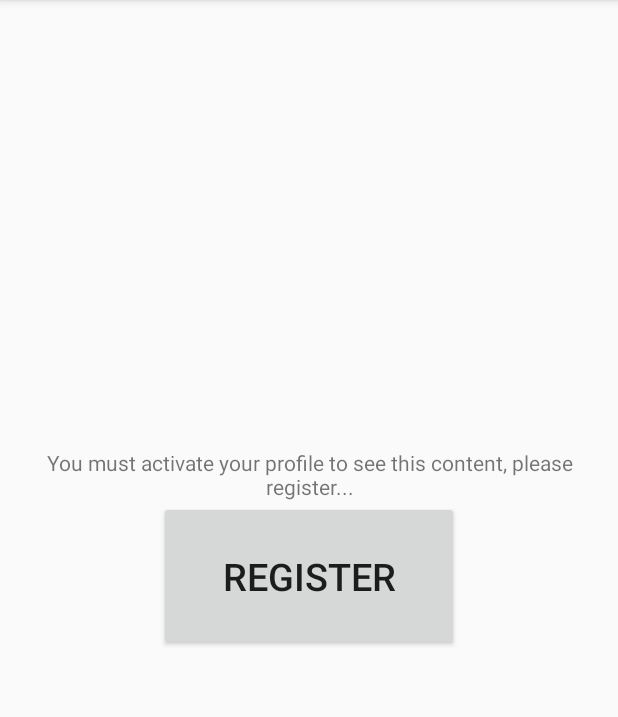
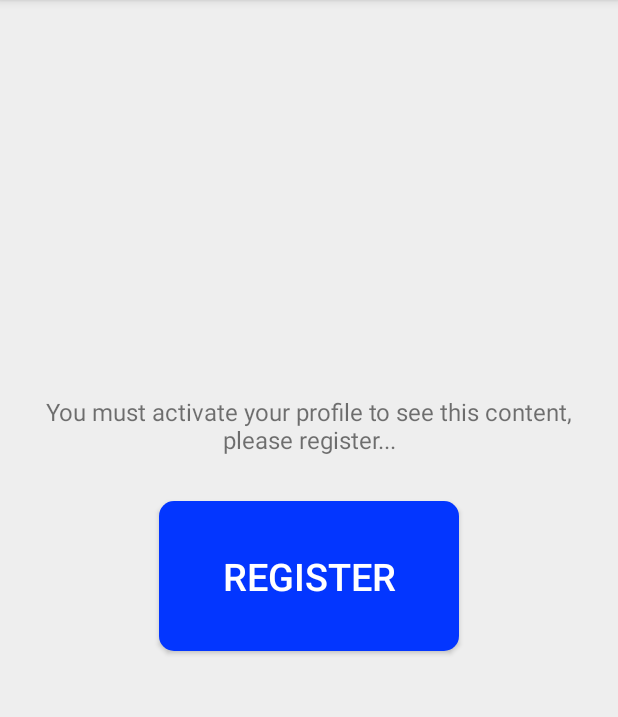
Before and after one commit to DinuIoan/moneymaker, an Android app: the screen it shows after launch (MainActivity), in the side drawer, after a tap on "Earn Money Now", on a phone screen of 412 x 824 dp, the part 84-801 px from its top. Run offline under Robolectric (Android 15) with nearby library versions, the phone set to English and light mode, and no system bars.

Commit message:
added styles

```diff
--- a/app/src/main/java/com/bestapps/moneymaker/db/DatabaseData.java
+++ b/app/src/main/java/com/bestapps/moneymaker/db/DatabaseData.java
@@ -13,6 +13,7 @@ public class DatabaseData {
     private static List<Earning> earnings;
     private static Profile profile;
     private static List<String> labels;
+    private static List<String> inspirationalQuotes = new ArrayList<>();
 
     public static void initializeData(DatabaseHandler databaseHandler) {
         earnings = databaseHandler.findAllEarnings();
@@ -40,6 +41,18 @@ public class DatabaseData {
         return labels;
     }
 
+    public static void setLabels(List<String> labels) {
+        DatabaseData.labels = labels;
+    }
+
+    public static List<String> getInspirationalQuotes() {
+        return inspirationalQuotes;
+    }
+
+    public static void setInspirationalQuotes(List<String> inspirationalQuotes) {
+        DatabaseData.inspirationalQuotes = inspirationalQuotes;
+    }
+
     private static void populateArrayList() {
         labels = new ArrayList<>();
         labels.add(Label.PHOTOGRAPHY);
--- a/app/src/main/java/com/bestapps/moneymaker/earnmoney/EarnMoneyFragment.java
+++ b/app/src/main/java/com/bestapps/moneymaker/earnmoney/EarnMoneyFragment.java
@@ -21,10 +21,12 @@ import com.bestapps.moneymaker.model.Profile;
 import com.bestapps.moneymaker.register.RegisterFragment;
 
 import java.util.ArrayList;
+import java.util.Collections;
+import java.util.List;
 
 public class EarnMoneyFragment extends Fragment {
     private static final String message = "Come back here in a couple of hours to get access.\n" +
-            " Usually activation takes up to 24h";
+            " Usually activation takes up to 24h \n\n\n\n\n";
     private Button registerButton;
     private TextView textView;
     private ExpandableListView listView;
@@ -69,7 +71,10 @@ public class EarnMoneyFragment extends Fragment {
             });
         } else {
             if (profile.getStatus().equals("ACTIVATING")) {
-                textView.setText(message);
+                List<String> inspirationalQuotes =
+                        DatabaseData.getInspirationalQuotes();
+                Collections.shuffle(inspirationalQuotes);
+                textView.setText(message + inspirationalQuotes.get(0));
                 registerButton.setVisibility(View.INVISIBLE);
             } else {
                 textView.setVisibility(View.INVISIBLE);
@@ -140,5 +145,6 @@ public class EarnMoneyFragment extends Fragment {
                 fragmentManager.beginTransaction();
         fragmentTransaction.replace(R.id.fragment_placeholder, new HomeFragment());
         fragmentTransaction.commit();
+
     }
 }
--- a/app/src/main/java/com/bestapps/moneymaker/home/HomeFragment.java
+++ b/app/src/main/java/com/bestapps/moneymaker/home/HomeFragment.java
@@ -1,6 +1,7 @@
 package com.bestapps.moneymaker.home;
 
 import android.os.Bundle;
+import android.support.design.widget.NavigationView;
 import android.support.v4.app.Fragment;
 import android.support.v4.app.FragmentManager;
 import android.support.v4.app.FragmentTransaction;
@@ -48,6 +49,9 @@ public class HomeFragment extends Fragment {
         // Inflate the layout for this fragment
         View view = inflater.inflate(R.layout.fragment_home, container, false);
         databaseHandler = new DatabaseHandler(getContext());
+        NavigationView navigationView = getActivity().findViewById(R.id.nav_view);
+
+        navigationView.setCheckedItem(R.id.nav_home);
 
         totalEarningsTextView = view.findViewById(R.id.total_earnings);
         mRecyclerView = view.findViewById(R.id.home_recycler_view);
--- a/app/src/main/java/com/bestapps/moneymaker/register/RegisterFragment.java
+++ b/app/src/main/java/com/bestapps/moneymaker/register/RegisterFragment.java
@@ -61,6 +61,7 @@ public class RegisterFragment extends Fragment {
                              Bundle savedInstanceState) {
         // Inflate the layout for this fragment
         View view = inflater.inflate(R.layout.fragment_register, container, false);
+        handleOnBackPressed(view);
         signUpButton = view.findViewById(R.id.btn_signup);
         nameText = view.findViewById(R.id.input_name);
         emailText = view.findViewById(R.id.input_email);
--- a/app/src/main/java/com/bestapps/moneymaker/splash/SplashActivity.java
+++ b/app/src/main/java/com/bestapps/moneymaker/splash/SplashActivity.java
@@ -1,8 +1,10 @@
 package com.bestapps.moneymaker.splash;
 
 import android.content.Intent;
+import android.content.res.Resources;
 import android.os.Bundle;
 import android.os.Handler;
+import android.provider.ContactsContract;
 import android.support.v7.app.AppCompatActivity;
 
 import com.bestapps.moneymaker.MainActivity;
@@ -10,14 +12,23 @@ import com.bestapps.moneymaker.R;
 import com.bestapps.moneymaker.db.DatabaseData;
 import com.bestapps.moneymaker.db.DatabaseHandler;
 
+import java.io.BufferedReader;
+import java.io.FileNotFoundException;
+import java.io.IOException;
+import java.io.InputStream;
+import java.io.InputStreamReader;
+
 public class SplashActivity extends AppCompatActivity {
     private DatabaseHandler databaseHandler;
+    private static Resources resources;
 
     @Override
     public void onCreate(Bundle savedInstanceState){
         super.onCreate(savedInstanceState);
         setContentView(R.layout.activity_splash);
+        resources = getApplicationContext().getResources();
         loadData();
+        initializeInspirationalQuotes();
         Handler handler = new Handler();
         handler.postDelayed(new Runnable() {
             @Override
@@ -43,4 +54,20 @@ public class SplashActivity extends AppCompatActivity {
             }
         }
     }
+
+    private void initializeInspirationalQuotes() {
+        InputStream inputStream = resources.openRawResource(R.raw.inspirational_quotes);
+        try (BufferedReader br = new BufferedReader(new InputStreamReader(inputStream))) {
+            String line;
+            while ((line = br.readLine()) != null) {
+                if (!line.contains("/")) {
+                    DatabaseData.getInspirationalQuotes().add(line);
+                }
+            }
+        } catch (FileNotFoundException e) {
+            e.printStackTrace();
+        } catch (IOException e) {
+            e.printStackTrace();
+        }
+    }
 }
--- /dev/null
+++ b/app/src/main/res/drawable/buttons_style.xml
@@ -0,0 +1,19 @@
+<?xml version="1.0" encoding="utf-8"?>
+<selector xmlns:android="http://schemas.android.com/apk/res/android">
+    <item android:state_pressed="true">
+        <shape android:shape="rectangle" >
+            <corners android:radius="10dp"/>
+            <gradient android:type="radial" android:gradientRadius="50dp"
+                android:startColor="#0D47A1" android:endColor="#0D47A1" />
+        </shape>
+    </item>
+
+    <item android:state_enabled="true">
+        <shape android:shape="rectangle" >
+            <corners android:radius="10dp"/>
+            <gradient android:type="radial" android:gradientRadius="50dp"
+                android:startColor="#0336FF" android:endColor="#0336FF" />
+        </shape>
+    </item>
+
+</selector>
--- a/app/src/main/res/layout/fragment_earn_money_layout.xml
+++ b/app/src/main/res/layout/fragment_earn_money_layout.xml
@@ -3,7 +3,8 @@
     xmlns:tools="http://schemas.android.com/tools"
     android:id="@+id/earn_money_relative_layout"
     android:layout_width="match_parent"
-    android:layout_height="match_parent">
+    android:layout_height="match_parent"
+    android:background="#EEEEEE">
 
     <TextView
         android:id="@+id/activate_profile_text_view"
@@ -12,15 +13,21 @@
         android:gravity="center"
         android:layout_centerInParent="true"
         android:layout_above="@+id/register_button"
+        android:textSize="16sp"
+        android:padding="10dp"
         android:text="You must activate your profile to see this content, please register..."/>
 
     <Button
         android:id="@+id/register_button"
         android:layout_width="200dp"
         android:layout_height="100dp"
+        android:layout_marginTop="20dp"
         android:layout_centerInParent="true"
         android:text="Register"
-        android:textSize="25sp"/>
+        android:textSize="25sp"
+        android:textColor="@android:color/white"
+        android:background="@drawable/buttons_style"
+        android:translationZ="10dp"/>
 
     <ExpandableListView
         android:id="@+id/listview"
```
Also changed, not shown: app/src/main/res/layout/fragment_register.xml (+6 -4 lines), app/src/main/res/raw/inspirational_quotes.txt (added, +30 -0 lines), app/src/main/res/drawable/statistic.png (added).
